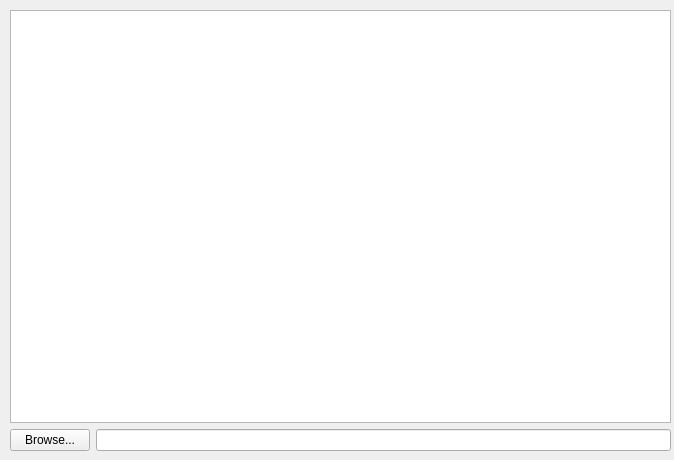
coltoncandy/Image-Generator-Wizard, file ImageWizard/backgroundchooser.ui: the form before one commit.
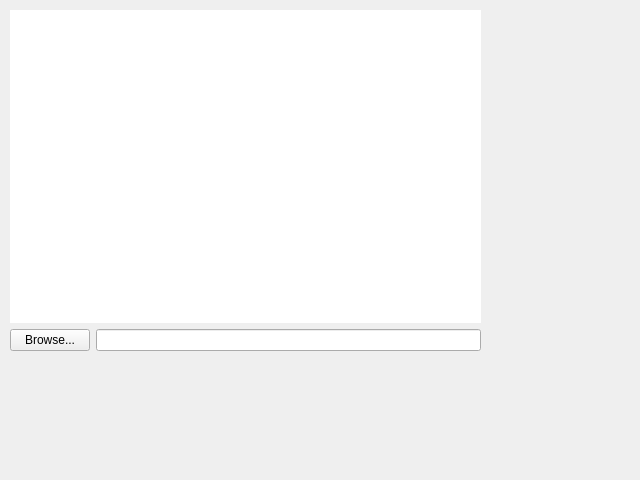
The form after the commit.

Commit message: Added file chooser functionality

Diff of the .ui file:
```diff
--- a/ImageWizard/backgroundchooser.ui
+++ b/ImageWizard/backgroundchooser.ui
@@ -6,10 +6,16 @@
    <rect>
     <x>0</x>
     <y>0</y>
-    <width>674</width>
-    <height>460</height>
+    <width>640</width>
+    <height>480</height>
    </rect>
   </property>
+  <property name="sizePolicy">
+   <sizepolicy hsizetype="Maximum" vsizetype="Maximum">
+    <horstretch>0</horstretch>
+    <verstretch>0</verstretch>
+   </sizepolicy>
+  </property>
   <property name="windowTitle">
    <string>Form</string>
   </property>
@@ -18,20 +24,24 @@
     <rect>
      <x>10</x>
      <y>10</y>
-     <width>661</width>
-     <height>441</height>
+     <width>471</width>
+     <height>341</height>
     </rect>
    </property>
    <layout class="QVBoxLayout" name="verticalLayout">
     <property name="sizeConstraint">
-     <enum>QLayout::SetMaximumSize</enum>
+     <enum>QLayout::SetDefaultConstraint</enum>
     </property>
     <item>
-     <widget class="QGraphicsView" name="graphicsView">
-      <property name="frameShadow">
-       <enum>QFrame::Plain</enum>
-      </property>
-     </widget>
+     <layout class="QHBoxLayout" name="horizontalLayout_3">
+      <item>
+       <widget class="QGraphicsView" name="graphicsView">
+        <property name="frameShape">
+         <enum>QFrame::NoFrame</enum>
+        </property>
+       </widget>
+      </item>
+     </layout>
     </item>
     <item>
      <layout class="QHBoxLayout" name="horizontalLayout">
```
The commit also changes 2 other files.
